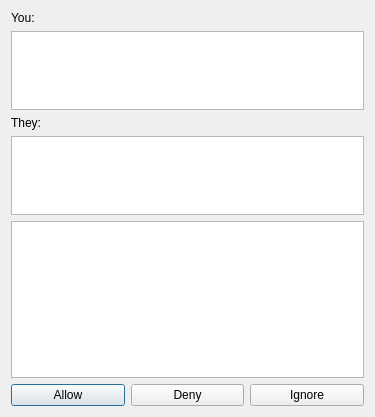
berndhs/egalite, file ui/subscription.ui: the form before one commit.
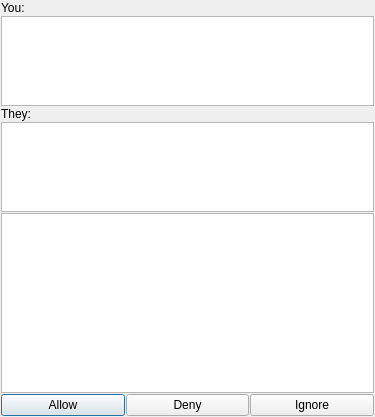
The form after the commit. Icons and pictures are not drawn.

Commit message: made margins small, the default qt-designer margins are silly

The edit to the form file:
```diff
--- a/ui/subscription.ui
+++ b/ui/subscription.ui
@@ -95,6 +95,7 @@
    </item>
   </layout>
  </widget>
+ <layoutdefault spacing="1" margin="1"/>
  <resources>
   <include location="../dchat.qrc"/>
  </resources>
```
Left out of the diff: 1 changed line with no effect on the pictures. The commit also changes 18 other files.
